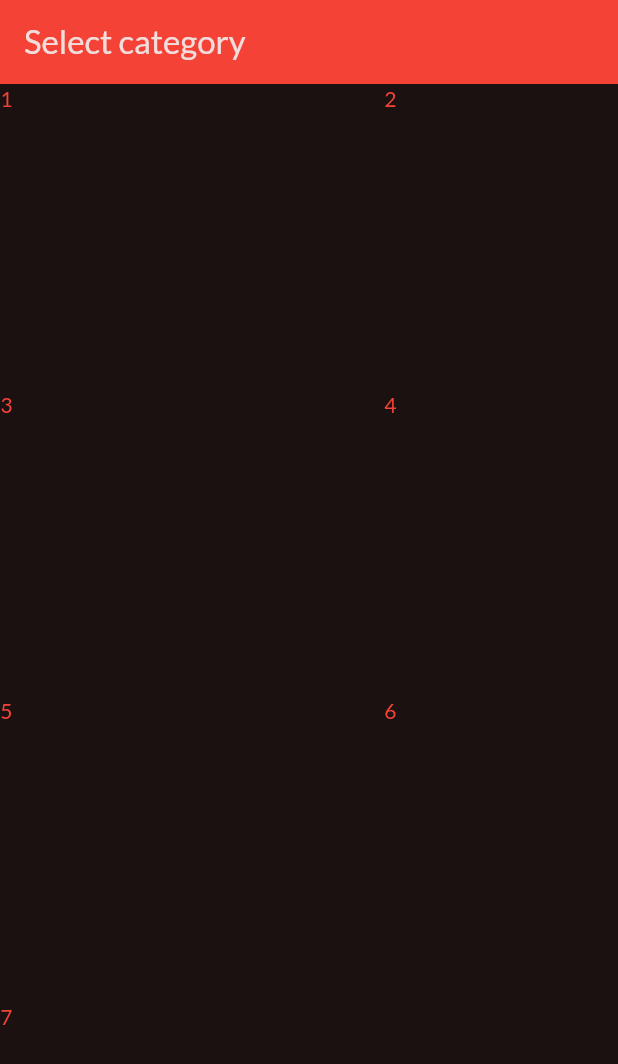
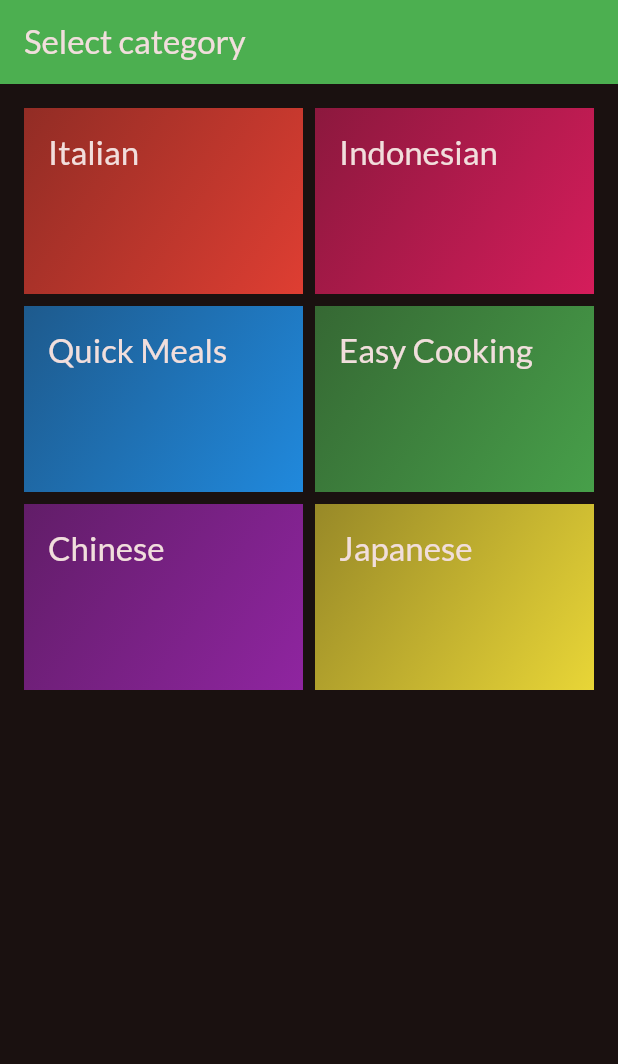
Before and after one commit to premasi/Meals-App, a Flutter app: the screen it shows after launch, on a phone screen of 412 x 824 dp. Shown: the top 1064 px of the screen. Run offline on Flutter 3.47's test engine with Material 3 defaults, Android fonts, the phone set to English and light mode, and no system bars; our stand-ins replace google_fonts.

Commit message:
create category grid item and show it

```diff
--- a/lib/categories.dart
+++ /dev/null
@@ -1,52 +0,0 @@
-import 'package:flutter/material.dart';
-
-class CategoriesScreen extends StatelessWidget {
-  const CategoriesScreen({super.key});
-
-  @override
-  Widget build(BuildContext context) {
-    return Scaffold(
-      appBar: AppBar(
-        backgroundColor: Colors.red,
-        title: const Text("Select category"),
-      ),
-      body: GridView(
-        gridDelegate: const SliverGridDelegateWithFixedCrossAxisCount(
-            crossAxisCount: 2,
-            childAspectRatio: 3 / 2,
-            crossAxisSpacing: 100,
-            mainAxisSpacing: 100),
-        children: const [
-          Text(
-            "1",
-            style: TextStyle(color: Colors.red),
-          ),
-          Text(
-            "2",
-            style: TextStyle(color: Colors.red),
-          ),
-          Text(
-            "3",
-            style: TextStyle(color: Colors.red),
-          ),
-          Text(
-            "4",
-            style: TextStyle(color: Colors.red),
-          ),
-          Text(
-            "5",
-            style: TextStyle(color: Colors.red),
-          ),
-          Text(
-            "6",
-            style: TextStyle(color: Colors.red),
-          ),
-          Text(
-            "7",
-            style: TextStyle(color: Colors.red),
-          ),
-        ],
-      ),
-    );
-  }
-}
--- /dev/null
+++ b/lib/data/dummy_data_category.dart
@@ -0,0 +1,11 @@
+import 'package:flutter/material.dart';
+import 'package:meals_app/models/category_models.dart';
+
+const availableCategories = [
+  CategoryModel(id: 'c1', title: "Italian", color: Colors.red),
+  CategoryModel(id: 'c2', title: "Indonesian", color: Colors.pink),
+  CategoryModel(id: 'c3', title: "Quick Meals", color: Colors.blue),
+  CategoryModel(id: 'c4', title: "Easy Cooking", color: Colors.green),
+  CategoryModel(id: 'c5', title: "Chinese", color: Colors.purple),
+  CategoryModel(id: 'c6', title: "Japanese", color: Colors.yellow),
+];
--- a/lib/main.dart
+++ b/lib/main.dart
@@ -1,6 +1,6 @@
 import 'package:flutter/material.dart';
 import 'package:google_fonts/google_fonts.dart';
-import 'package:meals_app/categories.dart';
+import 'package:meals_app/screens/categories.dart';
 
 final theme = ThemeData(
     useMaterial3: true,
--- /dev/null
+++ b/lib/models/category_models.dart
@@ -0,0 +1,9 @@
+import 'package:flutter/material.dart';
+
+class CategoryModel {
+  const CategoryModel(
+      {required this.id, required this.title, this.color = Colors.orange});
+  final String id;
+  final String title;
+  final Color color;
+}
--- /dev/null
+++ b/lib/screens/categories.dart
@@ -0,0 +1,29 @@
+import 'package:flutter/material.dart';
+import 'package:meals_app/data/dummy_data_category.dart';
+import 'package:meals_app/widgets/grid_category_item.dart';
+
+class CategoriesScreen extends StatelessWidget {
+  const CategoriesScreen({super.key});
+
+  @override
+  Widget build(BuildContext context) {
+    return Scaffold(
+      appBar: AppBar(
+        backgroundColor: Colors.green,
+        title: const Text("Select category"),
+      ),
+      body: GridView(
+        padding: const EdgeInsets.all(16),
+        gridDelegate: const SliverGridDelegateWithFixedCrossAxisCount(
+            crossAxisCount: 2,
+            childAspectRatio: 3 / 2,
+            crossAxisSpacing: 8,
+            mainAxisSpacing: 8),
+        children: [
+          for (final category in availableCategories)
+            GridCategoryItem(category: category)
+        ],
+      ),
+    );
+  }
+}
--- /dev/null
+++ b/lib/widgets/grid_category_item.dart
@@ -0,0 +1,27 @@
+import 'package:flutter/material.dart';
+import 'package:meals_app/models/category_models.dart';
+
+class GridCategoryItem extends StatelessWidget {
+  const GridCategoryItem({super.key, required this.category});
+
+  final CategoryModel category;
+
+  @override
+  Widget build(BuildContext context) {
+    return Container(
+      padding: const EdgeInsets.all(16),
+      decoration: BoxDecoration(
+        gradient: LinearGradient(colors: [
+          category.color.withOpacity(0.55),
+          category.color.withOpacity(0.9)
+        ], begin: Alignment.topLeft, end: Alignment.bottomRight),
+      ),
+      child: Text(
+        category.title,
+        style: Theme.of(context).textTheme.titleLarge!.copyWith(
+              color: Theme.of(context).colorScheme.onSurface,
+            ),
+      ),
+    );
+  }
+}
```
